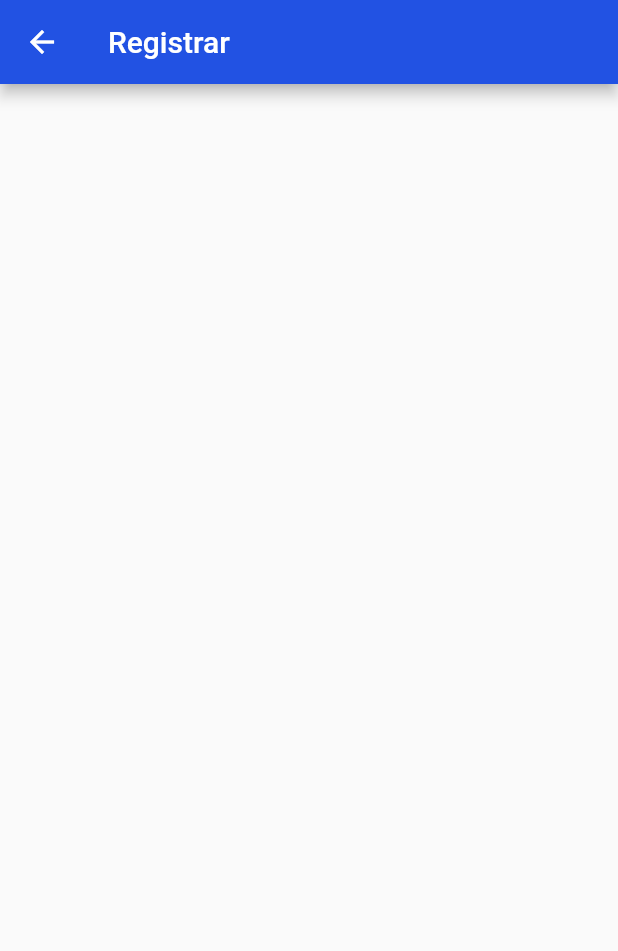
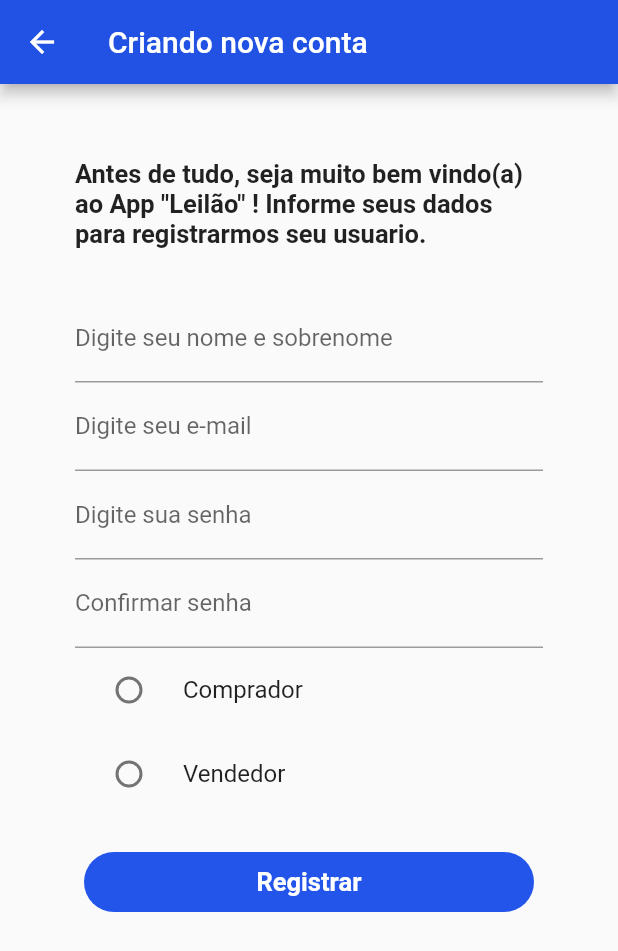
Before and after one commit to RicMerces/Leilao, a Flutter app: the Registrar screen opened directly, on a phone screen of 412 x 824 dp. Shown: the top 951 px of the screen. Run offline on Flutter 3.47's test engine with Material 2 defaults, Android fonts, the light colour scheme and no system bars.

Commit message:
Tela de registro

```diff
--- a/leilao/lib/Screens/registrar.dart
+++ b/leilao/lib/Screens/registrar.dart
@@ -1,4 +1,5 @@
 import 'package:flutter/material.dart';
+import 'package:flutter/services.dart';
 
 class Registrar extends StatefulWidget {
   @override
@@ -6,18 +7,91 @@ class Registrar extends StatefulWidget {
 }
 
 class _RegistrarState extends State<Registrar> {
+  String? _escolhaUsuario;
+
   @override
   Widget build(BuildContext context) {
     return Scaffold(
-      appBar: AppBar(
-        backgroundColor: Color(0xff2252E3),
-        title: Text('Registrar'),
-      ),
-      body: Container(
-        child: Column(
-          children: [],
+        appBar: AppBar(
+          backgroundColor: Color(0xff2252E3),
+          title: Text('Criando nova conta'),
         ),
-      ),
-    );
+        body: SingleChildScrollView(
+          child: Padding(
+            padding: EdgeInsets.only(left: 50, right: 50),
+            child: Column(
+              children: [
+                Padding(
+                  padding: EdgeInsets.only(top: 50, bottom: 30),
+                  child: Text(
+                    'Antes de tudo, seja muito bem vindo(a) ao App "Leilão" ! Informe seus dados para registrarmos seu usuario.',
+                    style: TextStyle(
+                      fontSize: 17,
+                      fontWeight: FontWeight.w600,
+                    ),
+                  ),
+                ),
+                TextFormField(
+                  keyboardType: TextInputType.text,
+                  decoration:
+                      InputDecoration(labelText: 'Digite seu nome e sobrenome'),
+                ),
+                TextFormField(
+                  keyboardType: TextInputType.emailAddress,
+                  decoration: InputDecoration(labelText: 'Digite seu e-mail'),
+                ),
+                TextFormField(
+                  keyboardType: TextInputType.visiblePassword,
+                  decoration: InputDecoration(labelText: 'Digite sua senha'),
+                  obscureText: true,
+                ),
+                TextFormField(
+                  keyboardType: TextInputType.visiblePassword,
+                  decoration: InputDecoration(labelText: 'Confirmar senha'),
+                  obscureText: true,
+                  // style: ,
+                ),
+                RadioListTile(
+                    title: Text('Comprador'),
+                    value: 'comprador',
+                    groupValue: _escolhaUsuario,
+                    onChanged: (String? escolha) {
+                      setState(() {
+                        _escolhaUsuario = escolha;
+                      });
+                    }),
+                RadioListTile(
+                    title: Text('Vendedor'),
+                    value: 'vendedor',
+                    groupValue: _escolhaUsuario,
+                    onChanged: (String? escolha) {
+                      setState(() {
+                        _escolhaUsuario = escolha;
+                      });
+                    }),
+                Padding(
+                  padding: EdgeInsets.only(top: 20),
+                  child: TextButton(
+                    onPressed: () {},
+                    child: Text(
+                      'Registrar',
+                      style: TextStyle(
+                          fontSize: 17,
+                          fontWeight: FontWeight.w700,
+                          color: Colors.white),
+                    ),
+                    style: TextButton.styleFrom(
+                      backgroundColor: Color(0xff2355EB),
+                      shape: RoundedRectangleBorder(
+                        borderRadius: BorderRadiusDirectional.circular(30),
+                      ),
+                      fixedSize: Size(300, 40),
+                    ),
+                  ),
+                )
+              ],
+            ),
+          ),
+        ));
   }
 }
```
Also changed, not shown: leilao/lib/Screens/entrarComoComprador.dart (+15 -0 lines), leilao/lib/Screens/entrarComoVendedor.dart (+15 -0 lines), leilao/lib/Screens/leilaoInicial.dart (+8 -6 lines).
